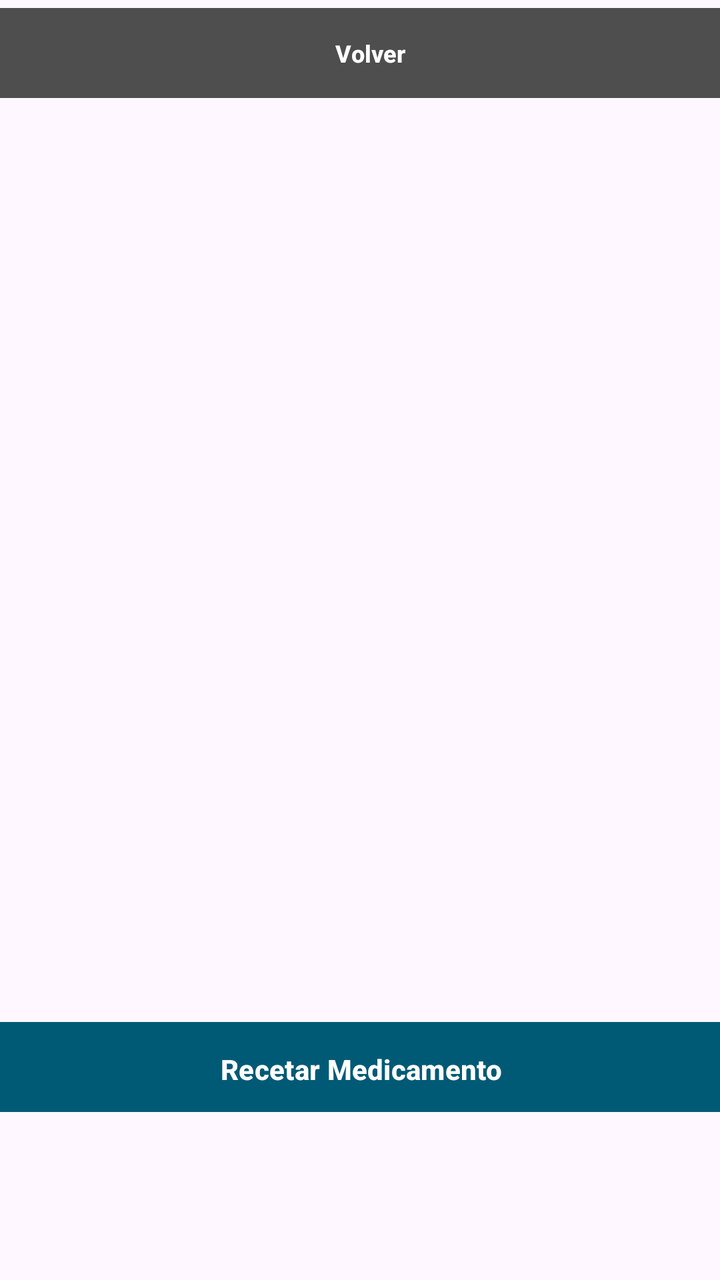
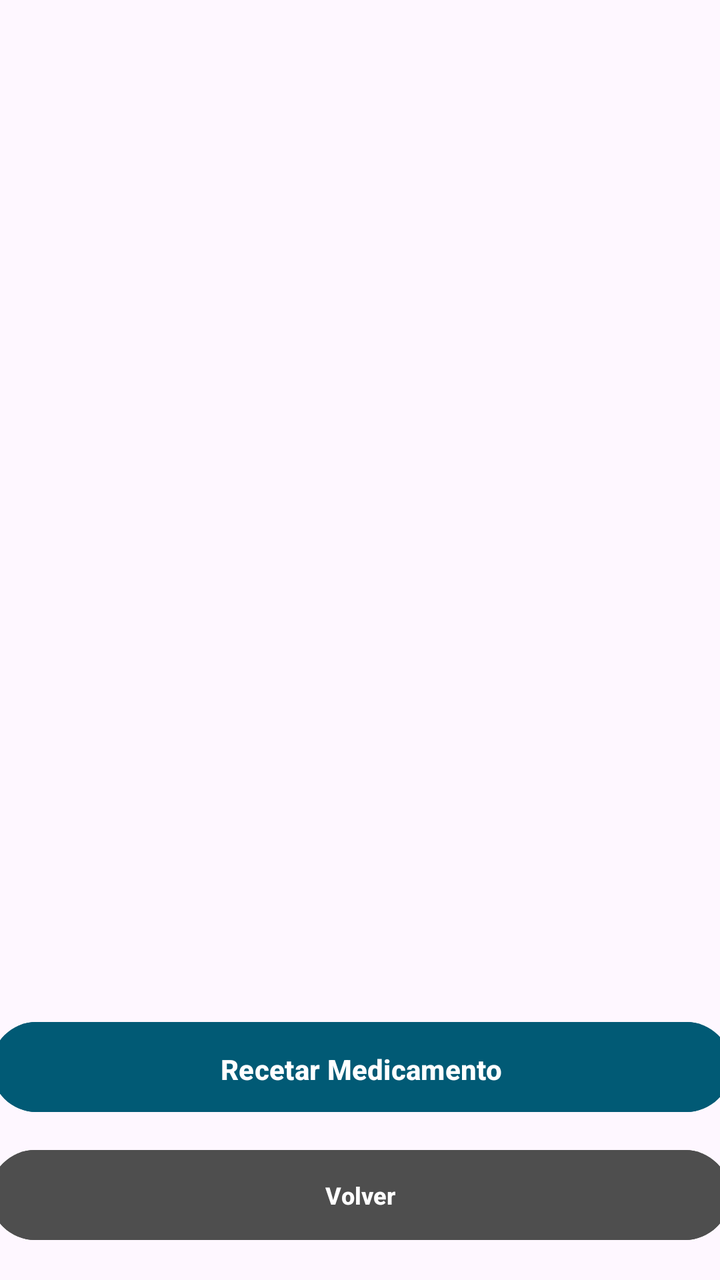

Compare the two renders of this Android layout. The source of the first and the diff that turns it into the second are given below.
<!-- AndroidManifest.xml: application theme Theme.MobilesVC -->
<!-- res/layout/medicamentos_view.xml -->
<?xml version="1.0" encoding="utf-8"?>
<androidx.constraintlayout.widget.ConstraintLayout xmlns:android="http://schemas.android.com/apk/res/android"
    xmlns:app="http://schemas.android.com/apk/res-auto"
    xmlns:tools="http://schemas.android.com/tools"
    android:layout_width="match_parent"
    android:layout_height="match_parent">

    <Button
        android:id="@+id/vToMedicamentoCrear"
        android:layout_width="370dp"
        android:layout_height="53dp"
        android:layout_marginTop="48dp"
        android:layout_marginBottom="80dp"
        android:backgroundTint="#015A75"
        android:paddingVertical="14dp"
        android:text="Recetar Medicamento"
        android:textStyle="bold"
        app:cornerRadius="@dimen/item_transform_image_length"
        app:layout_constraintBottom_toBottomOf="parent"
        app:layout_constraintEnd_toEndOf="parent"
        app:layout_constraintHorizontal_bias="0.487"
        app:layout_constraintStart_toStartOf="parent"
        app:layout_constraintTop_toBottomOf="@+id/etClave" />

    <Button
        android:id="@+id/vVolverMedicamentosList"
        android:layout_width="370dp"
        android:layout_height="53dp"
        android:layout_marginHorizontal="24dp"
        android:backgroundTint="#4E4E4E"
        android:paddingVertical="10dp"
        android:text="Volver"
        android:textSize="12sp"
        android:textStyle="bold"
        android:visibility="visible"
        app:cornerRadius="@dimen/item_transform_image_length"
        tools:layout_editor_absoluteX="20dp"
        tools:layout_editor_absoluteY="662dp" />

    <androidx.recyclerview.widget.RecyclerView
        android:id="@+id/vMedicamentosList"
        android:layout_width="410dp"
        android:layout_height="585dp"
        android:layout_marginBottom="2dp"
        app:layout_constraintBottom_toBottomOf="parent"
        app:layout_constraintEnd_toEndOf="parent"
        app:layout_constraintStart_toStartOf="parent"
        app:layout_constraintTop_toTopOf="parent"
        app:layout_constraintVertical_bias="0.0" />
</androidx.constraintlayout.widget.ConstraintLayout>
<!-- resources referenced by this layout -->
<resources>
  <style name="Theme.MobilesVC" parent="Base.Theme.MobilesVC" />
  <style name="Base.Theme.MobilesVC" parent="Theme.Material3.DayNight.NoActionBar">
          
          
      </style>
</resources>

<!-- the commit's change to res/layout/medicamentos_view.xml (unified diff, before → after) -->
@@ -15,27 +15,30 @@
         android:paddingVertical="14dp"
         android:text="Recetar Medicamento"
         android:textStyle="bold"
-        app:cornerRadius="@dimen/item_transform_image_length"
         app:layout_constraintBottom_toBottomOf="parent"
         app:layout_constraintEnd_toEndOf="parent"
         app:layout_constraintHorizontal_bias="0.487"
-        app:layout_constraintStart_toStartOf="parent"
-        app:layout_constraintTop_toBottomOf="@+id/etClave" />
+        app:layout_constraintStart_toStartOf="parent" />
 
     <Button
         android:id="@+id/vVolverMedicamentosList"
         android:layout_width="370dp"
         android:layout_height="53dp"
         android:layout_marginHorizontal="24dp"
+        android:layout_marginStart="20dp"
+        android:layout_marginTop="11dp"
+        android:layout_marginEnd="21dp"
+        android:layout_marginBottom="16dp"
         android:backgroundTint="#4E4E4E"
         android:paddingVertical="10dp"
         android:text="Volver"
         android:textSize="12sp"
         android:textStyle="bold"
         android:visibility="visible"
-        app:cornerRadius="@dimen/item_transform_image_length"
-        tools:layout_editor_absoluteX="20dp"
-        tools:layout_editor_absoluteY="662dp" />
+        app:layout_constraintBottom_toBottomOf="parent"
+        app:layout_constraintEnd_toEndOf="parent"
+        app:layout_constraintStart_toStartOf="parent"
+        app:layout_constraintTop_toBottomOf="@+id/vToMedicamentoCrear" />
 
     <androidx.recyclerview.widget.RecyclerView
         android:id="@+id/vMedicamentosList"
